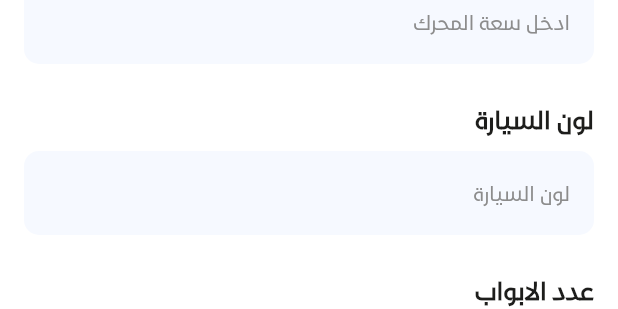
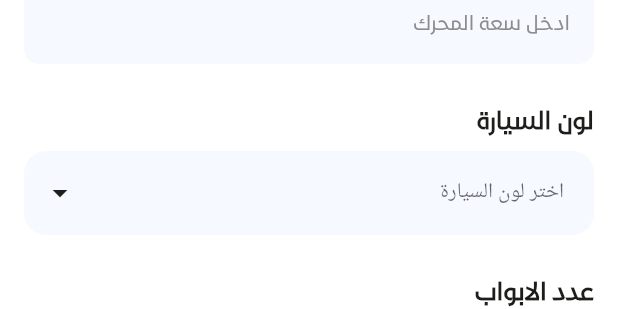
Before and after one commit to Muhamed-Hashesh/albazer-new-main, a Flutter app: the CarsForSaleFiltersForm widget shown alone on an empty page, opened directly, scrolled down 576 dp, on a phone screen of 412 x 824 dp. Shown: the part 701-1010 px from the top of the screen. Run offline on Flutter 3.47's test engine with Material 3 defaults, Android fonts, the phone set to English and light mode, and no system bars; drawn by our look-alikes of flutter_xlider; our stand-ins replace animated_bottom_navigation_bar, bloc, cached_network_image, carousel_slider, connectivity_plus, dartz and 24 more; missing offline and left inert: day_night_themed_switch; accounts and stored records are empty; network calls fail; project files that could hold a hidden picture were left out.

Commit message:
Add car color selection dropdown to CarsForSaleFiltersForm for enhanced user experience and localization. Update state management for color selection and improve UI elements for better clarity.

```diff
--- a/lib/Features/category/presentation/view/widget/filters/cars_for_sale_filters_form.dart
+++ b/lib/Features/category/presentation/view/widget/filters/cars_for_sale_filters_form.dart
@@ -100,6 +100,26 @@ class CarsForSaleFiltersFormState extends State<CarsForSaleFiltersForm> {
     "تقسيط",
     "كاش أو تقسيط",
   ];
+  final List<String> carColors = [
+    "أبيض",
+    "أسود",
+    "رمادي",
+    "أحمر",
+    "أزرق",
+    "أخضر",
+    "أصفر",
+    "برتقالي",
+    "بنفسجي",
+    "بني",
+    "ذهبي",
+    "فضي",
+    "وردي",
+    "بيج",
+    "كحلي",
+    "أخضر غامق",
+    "أحمر غامق",
+    "أزرق غامق",
+  ];
   final List<Map<String, String>> carTypes = [
     {"label": "كوبيه", "image": "assets/images/car1.png"},
     {"label": "سيدان", "image": "assets/images/car2.png"},
@@ -116,6 +136,7 @@ class CarsForSaleFiltersFormState extends State<CarsForSaleFiltersForm> {
       _selectedCarType = '',
       _publishedVia = '';
   String? selectedCarTypeeee;
+  String? _selectedColor;
 
   @override
   void initState() {
@@ -141,6 +162,9 @@ class CarsForSaleFiltersFormState extends State<CarsForSaleFiltersForm> {
     _doorsController.text =
         widget.filters?["number of doors"]?.toString() ?? '';
     _colorController.text = widget.filters?["color"]?.toString() ?? '';
+    String? colorValue = widget.filters?["color"]?.toString();
+    _selectedColor =
+        (colorValue != null && colorValue.isNotEmpty) ? colorValue : null;
     _modelController.text = widget.filters?["year"]?.toString() ?? '';
     _versionController.text = widget.filters?["virsion"]?.toString() ?? '';
     _saleorRentController.text =
@@ -229,8 +253,8 @@ class CarsForSaleFiltersFormState extends State<CarsForSaleFiltersForm> {
         "Horsepower": _horsePowerController.text.trim(),
       if (_engineCapacityController.text.trim().isNotEmpty)
         "Engine Capacity": _engineCapacityController.text.trim(),
-      if (_colorController.text.trim().isNotEmpty)
-        "color": _colorController.text.trim(),
+      if (_selectedColor != null && _selectedColor!.trim().isNotEmpty)
+        "color": _selectedColor!.trim(),
       if (_numberOfDoorsController.text.trim().isNotEmpty)
         "number of doors": _numberOfDoorsController.text.trim(),
       if (_innerPartController.text.trim().isNotEmpty)
@@ -536,17 +560,28 @@ class CarsForSaleFiltersFormState extends State<CarsForSaleFiltersForm> {
         const SizedBox(
           height: 25,
         ),
-        CustomLabeledTextField(
-          controller: _colorController,
-          keyboardType: TextInputType.text,
-          validator: (adTitle) {
-            if (adTitle!.isEmpty) {
-              return 'من فضلك ادخل لون السيارة';
+        Text(
+          'لون السيارة',
+          style: TextStyle(
+            color: Theme.of(context).focusColor,
+            fontSize: 16,
+            fontFamily: 'Noor',
+            fontWeight: FontWeight.w700,
+          ),
+        ),
+        const SizedBox(height: 10),
+        CustomDropdown(
+          selectedValue: _selectedColor,
+          hint: 'اختر لون السيارة',
+          options: carColors,
+          onChanged: (color) {
+            if (mounted) {
+              setState(() {
+                _selectedColor = color!;
+                _colorController.text = color;
+              });
             }
-            return null;
           },
-          label: 'لون السيارة',
-          hint: "لون السيارة",
         ),
         const SizedBox(
           height: 25,
```
